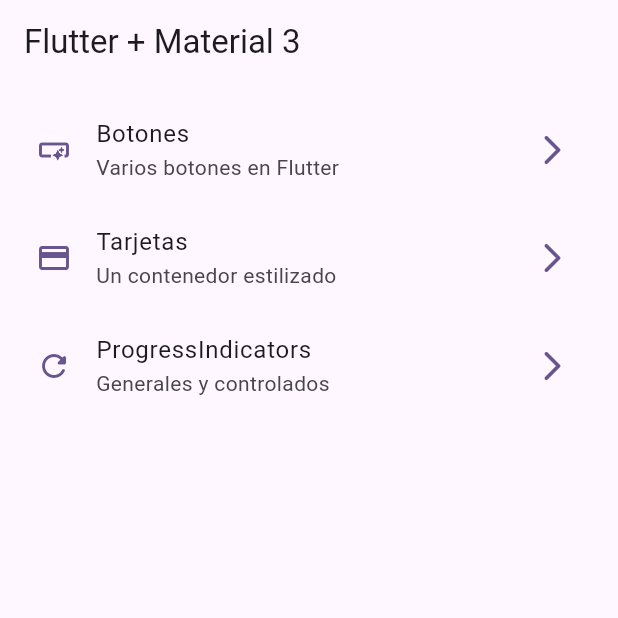
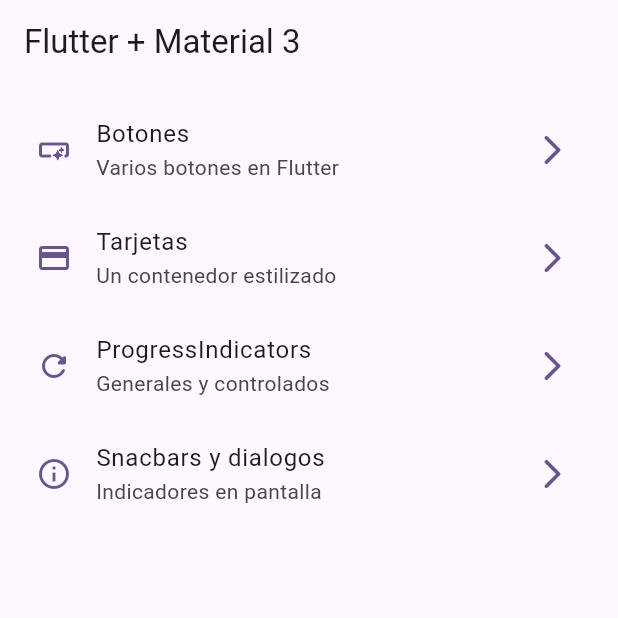
Before and after one commit to 4nacs4/Flutter-widgets-app, a Flutter app: the screen it shows after launch, on a phone screen of 412 x 824 dp, the top half of it. Run offline on Flutter 3.47's test engine with Material 2 defaults, Android fonts, the phone set to English and light mode, and no system bars; our stand-ins replace go_router.

Commit message:
added dialogs

```diff
--- a/lib/config/menu/menu_items.dart
+++ b/lib/config/menu/menu_items.dart
@@ -28,5 +28,10 @@ const appMenuItems = <MenuItem>[
       title: 'ProgressIndicators',
       subTitle: 'Generales y controlados',
       link: '/progress',
-      icon: Icons.refresh_rounded)
+      icon: Icons.refresh_rounded),
+  MenuItem(
+      title: 'Snacbars y dialogos',
+      subTitle: 'Indicadores en pantalla',
+      link: '/snackbars',
+      icon: Icons.info_outline),
 ];
--- a/lib/config/router/app_router.dart
+++ b/lib/config/router/app_router.dart
@@ -25,5 +25,10 @@ final appRouter = GoRouter(
       name: ProgressScreen.name,
       builder: (context, state) => const ProgressScreen(),
     ),
+    GoRoute(
+      path: '/snackbars',
+      name: SnackBarScreen.name,
+      builder: (context, state) => const SnackBarScreen(),
+    ),
   ],
 );
--- a/lib/main.dart
+++ b/lib/main.dart
@@ -12,6 +12,7 @@ class MainApp extends StatelessWidget {
   @override
   Widget build(BuildContext context) {
     return MaterialApp.router(
+      title: 'Flutter Widgets',
       routerConfig: appRouter,
       debugShowCheckedModeBanner: false,
       theme: AppTheme(selectedColor: 5).getTheme(),
```
Also changed, not shown: lib/presentation/screens/snackbar/snackbar_screen.dart (+57 -1 lines).
